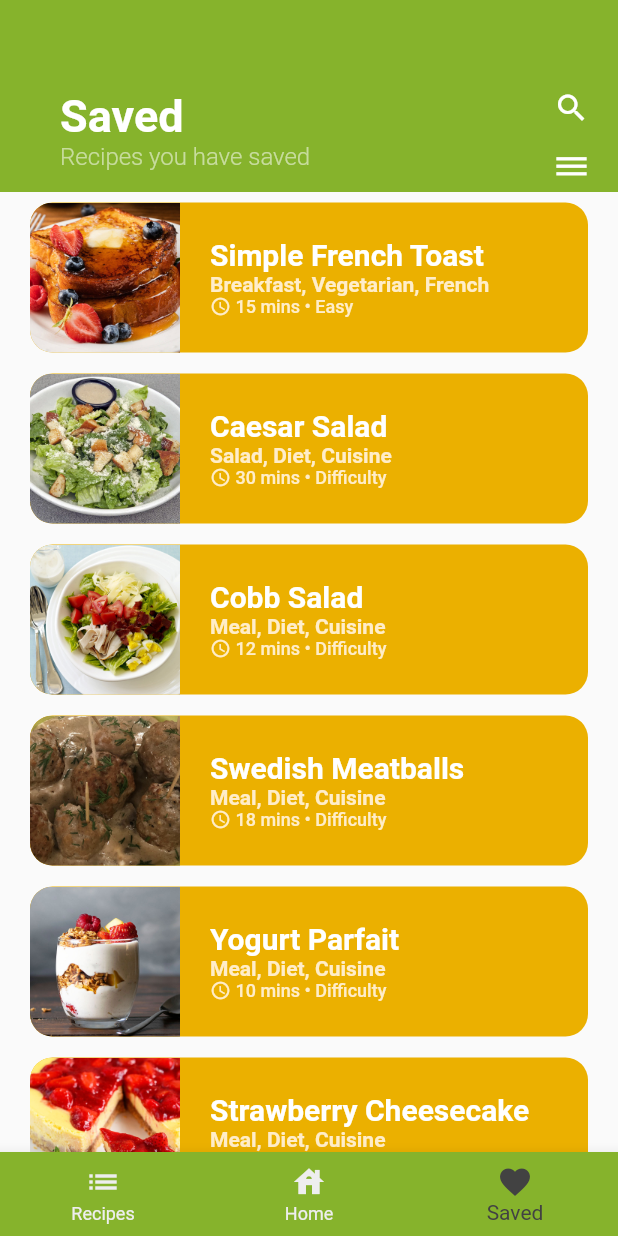
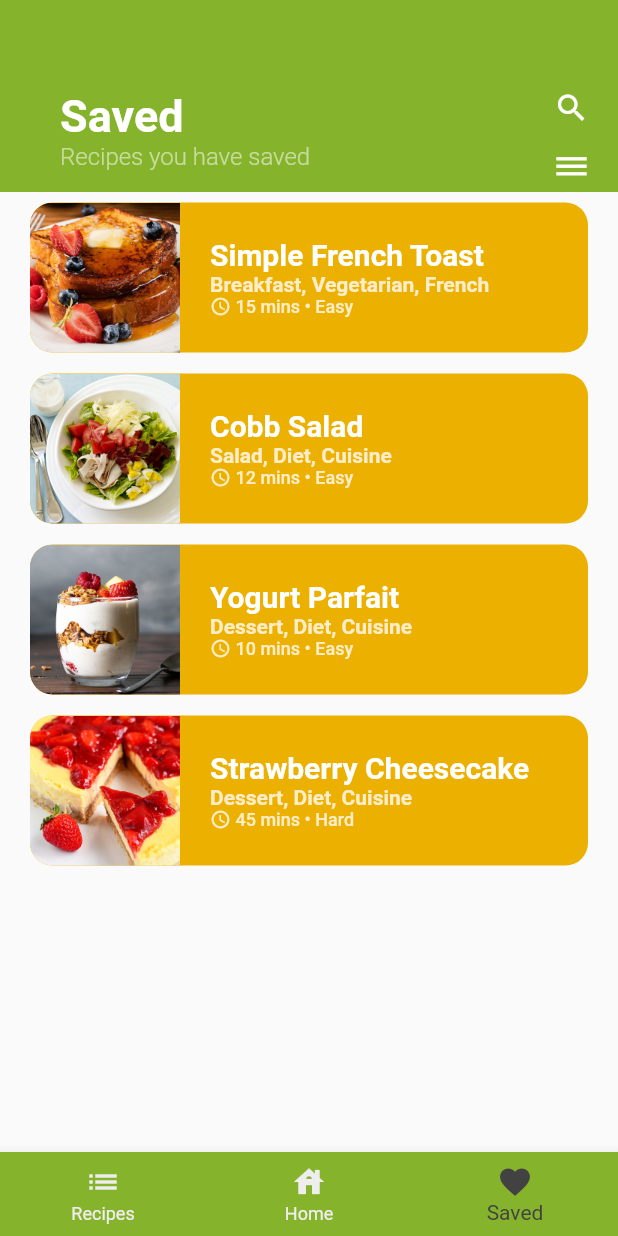
Before and after one commit to AppDevOrgUNT/mychef_revised, a Flutter app: the screen it shows after launch, item 3 of the bottom bar chosen, on a phone screen of 412 x 824 dp. Run offline on Flutter 3.47's test engine with Material 2 defaults, Android fonts, the phone set to English and light mode, and no system bars.

Commit message:
Created page for saved tab

```diff
--- a/lib/AppPages/Pages.dart
+++ b/lib/AppPages/Pages.dart
@@ -3,7 +3,7 @@ import 'package:mychef_app/CustomWidgets/listOfRecipes.dart';
 import '../Data/constants.dart';
 import '../CustomWidgets/customAppBar.dart';
 import '../AppPages/homePage.dart';
-import 'recipePage.dart';
+import '../CustomWidgets/listOfSavedRecipes.dart';
 
 class Pages extends StatefulWidget {
   @override
@@ -28,7 +28,7 @@ class _PagesState extends State<Pages> {
   static List<Widget> _widgetOptions = <Widget>[
     ListOfRecipes(),
     HomePage(),
-    ListOfRecipes(),
+    ListOfSavedRecipes(),
   ];
 
   void _onItemTapped(int index) {
--- /dev/null
+++ b/lib/CustomWidgets/listOfSavedRecipes.dart
@@ -0,0 +1,33 @@
+import 'package:flutter/material.dart';
+import '../Data/recipe_lists.dart';
+import '../CustomWidgets/recipeCard.dart';
+
+/*
+  Recipe and Results (from Get Results Button) page should have the same
+  information. Saved can be conditional (if saved, add to the another list..)
+ */
+
+class ListOfSavedRecipes extends StatelessWidget {
+  @override
+  Widget build(BuildContext context) {
+    return Container(
+      margin: EdgeInsets.symmetric(horizontal: 10.0),
+      child: ListView.builder(
+        physics: ClampingScrollPhysics(),
+        shrinkWrap: true,
+        itemCount: 4,
+        itemBuilder: (BuildContext context, int index) {
+          return RecipeCard(
+            name: savedRecipes[index].name,
+            image: savedRecipes[index].image,
+            meal: savedRecipes[index].meal,
+            diet: savedRecipes[index].diet,
+            cuisine: savedRecipes[index].cuisine,
+            difficulty: savedRecipes[index].difficulty,
+            time: savedRecipes[index].time,
+          );
+        },
+      ),
+    );
+  }
+}
--- a/lib/Data/constants.dart
+++ b/lib/Data/constants.dart
@@ -35,7 +35,7 @@ const kCategoryTextStyle = TextStyle(
 const kCheckboxLabelTextStyle = TextStyle(
   fontWeight: FontWeight.w400,
   color: Colors.white,
-  fontSize: 14.0,
+  fontSize: 15.0,
 );
 
 const kCategoryLabelTextStyle = TextStyle(
--- a/lib/Data/recipe_lists.dart
+++ b/lib/Data/recipe_lists.dart
@@ -26,70 +26,111 @@ final List<Recipe> recipes = [
     meal: 'Salad',
     diet: 'Diet',
     cuisine: 'Cuisine',
-    difficulty: 'Difficulty',
+    difficulty: 'Easy',
     time: 30,
   ),
   Recipe(
     name: 'Cobb Salad',
     image: Image.asset('images/cobb_salad.jpg'),
-    meal: 'Meal',
+    meal: 'Salad',
     diet: 'Diet',
     cuisine: 'Cuisine',
-    difficulty: 'Difficulty',
+    difficulty: 'Easy',
     time: 12,
   ),
   Recipe(
     name: 'Swedish Meatballs',
     image: Image.asset('images/swedish_meatballs.jpg'),
-    meal: 'Meal',
+    meal: 'Lunch',
     diet: 'Diet',
     cuisine: 'Cuisine',
-    difficulty: 'Difficulty',
+    difficulty: 'Intermediate',
     time: 18,
   ),
   Recipe(
     name: 'Yogurt Parfait',
     image: Image.asset('images/yogurt_parfait.jpg'),
-    meal: 'Meal',
+    meal: 'Dessert',
     diet: 'Diet',
     cuisine: 'Cuisine',
-    difficulty: 'Difficulty',
+    difficulty: 'Easy',
     time: 10,
   ),
   Recipe(
     name: 'Strawberry Cheesecake',
     image: Image.asset('images/strawberry_cheesecake.png'),
-    meal: 'Meal',
+    meal: 'Dessert',
     diet: 'Diet',
     cuisine: 'Cuisine',
-    difficulty: 'Difficulty',
+    difficulty: 'Hard',
     time: 45,
   ),
   Recipe(
     name: 'Filipino Spaghetti',
     image: Image.asset('images/filipino_spaghetti.jpg'),
-    meal: 'Meal',
+    meal: 'Dinner',
     diet: 'Diet',
     cuisine: 'Cuisine',
-    difficulty: 'Difficulty',
+    difficulty: 'Intermediate',
     time: 50,
   ),
   Recipe(
     name: 'Shoyu Ramen',
     image: Image.asset('images/shoyu_ramen.jpg'),
-    meal: 'Meal',
+    meal: 'Dinner',
     diet: 'Diet',
     cuisine: 'Cuisine',
-    difficulty: 'Difficulty',
+    difficulty: 'Hard',
     time: 30,
   ),
   Recipe(
     name: 'Fried Chicken',
     image: Image.asset('images/fried_chicken.jpg'),
-    meal: 'Meal',
+    meal: 'Lunch',
     diet: 'Diet',
     cuisine: 'Cuisine',
-    difficulty: 'Difficulty',
+    difficulty: 'Easy',
     time: 30,
   ),
 ];
+
+final List<Recipe> savedRecipes = [
+  Recipe(
+    name: 'Simple French Toast',
+    image: Image(
+      image: AssetImage('images/french_toast.jpg'),
+    ),
+    meal: 'Breakfast',
+    diet: 'Vegetarian',
+    cuisine: 'French',
+    difficulty: 'Easy',
+    time: 15,
+  ),
+  Recipe(
+    name: 'Cobb Salad',
+    image: Image.asset('images/cobb_salad.jpg'),
+    meal: 'Salad',
+    diet: 'Diet',
+    cuisine: 'Cuisine',
+    difficulty: 'Easy',
+    time: 12,
+  ),
+  Recipe(
+    name: 'Yogurt Parfait',
+    image: Image.asset('images/yogurt_parfait.jpg'),
+    meal: 'Dessert',
+    diet: 'Diet',
+    cuisine: 'Cuisine',
+    difficulty: 'Easy',
+    time: 10,
+  ),
+  Recipe(
+    name: 'Strawberry Cheesecake',
+    image: Image.asset('images/strawberry_cheesecake.png'),
+    meal: 'Dessert',
+    diet: 'Diet',
+    cuisine: 'Cuisine',
+    difficulty: 'Hard',
+    time: 45,
+  ),
+];
```
Also changed, not shown: lib/Data/ingredients_lists.dart (+29 -29 lines).
